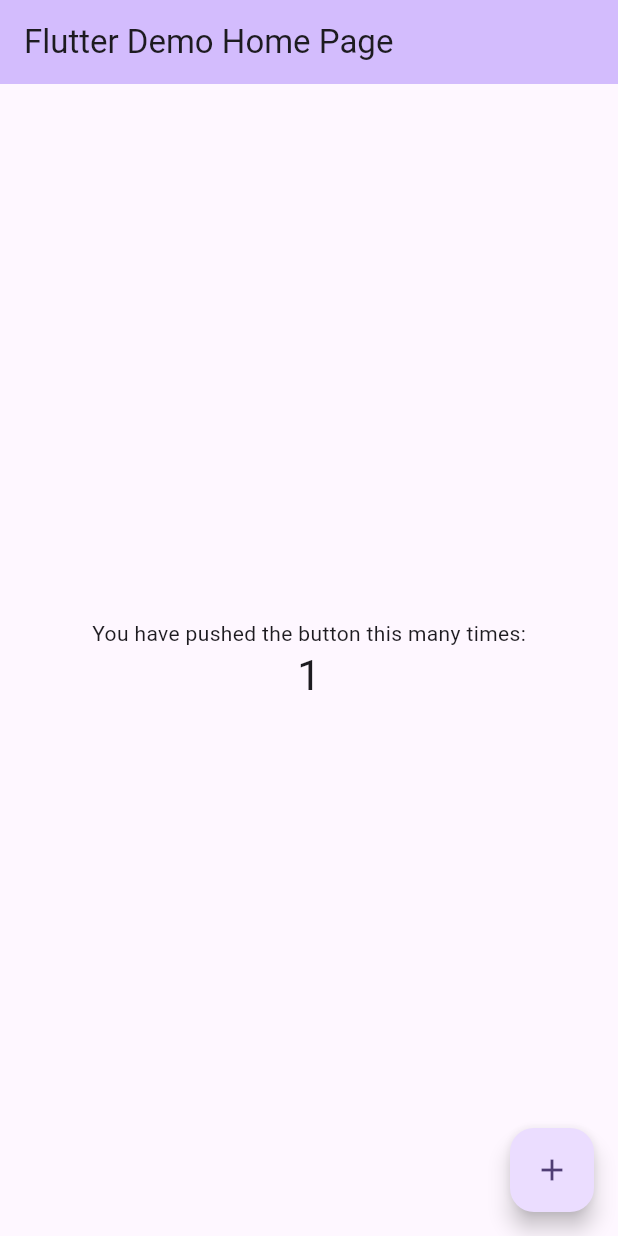
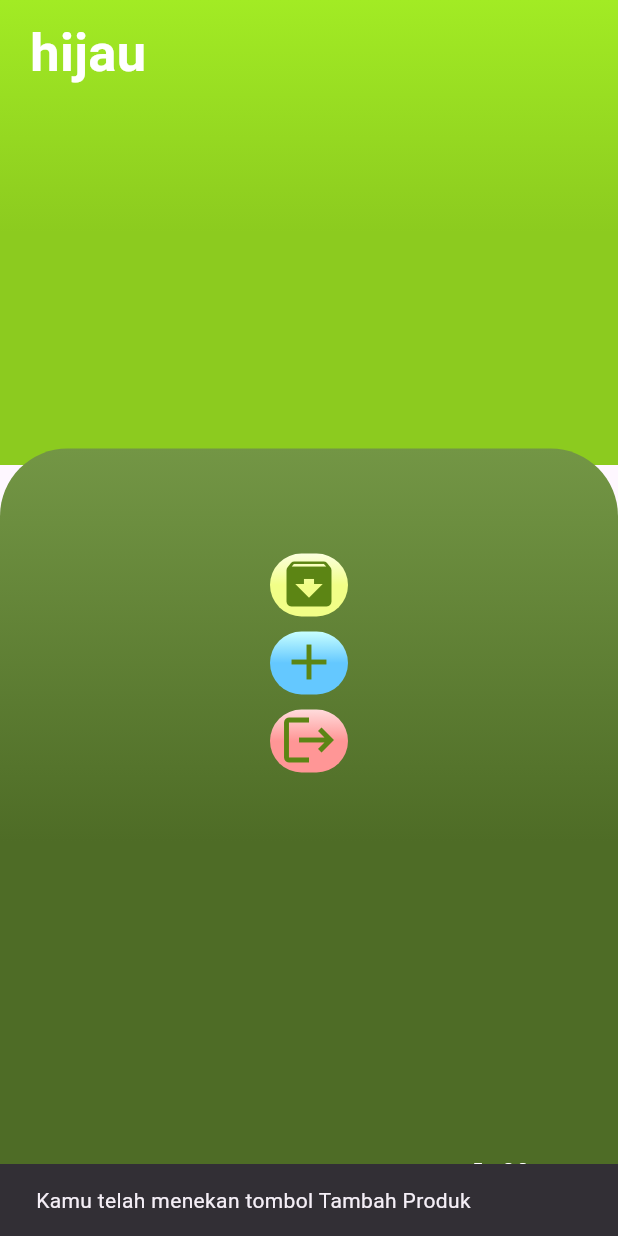
Before and after one commit to rafaelsitorus/Tugas-PBP-Mobile, a Flutter app: the screen it shows after launch, after a tap on the "add" icon, on a phone screen of 412 x 824 dp. Run offline on Flutter 3.47's test engine with Material 3 defaults, Android fonts, the phone set to English and light mode, and no system bars; our stand-ins replace google_fonts.

Commit message:
final commit tugas 7

```diff
--- a/tugas_pbp_mobile/lib/main.dart
+++ b/tugas_pbp_mobile/lib/main.dart
@@ -1,125 +1,177 @@
+import 'package:flutter/services.dart';
 import 'package:flutter/material.dart';
+import 'package:google_fonts/google_fonts.dart';
 
 void main() {
-  runApp(const MyApp());
+  SystemChrome.setPreferredOrientations([DeviceOrientation.portraitUp]);
+  runApp(
+    MaterialApp(
+      debugShowCheckedModeBanner: false,
+      home: HomePage(),
+    ),
+  );
 }
 
-class MyApp extends StatelessWidget {
-  const MyApp({super.key});
+class HomePage extends StatelessWidget {
+  final List<ItemHomePage> items = [
+    ItemHomePage("Lihat Produk", Icons.archive),
+    ItemHomePage("Tambah Produk", Icons.add),
+    ItemHomePage("Logout", Icons.logout),
+  ];
 
-  // This widget is the root of your application.
+  // List of color pairs for each card
+  final List<List<Color>> cardColors = [
+    [Color.fromRGBO(252, 255, 223, 1), Color.fromRGBO(241, 254, 135, 1)], // Color pair for the first card
+    [Color.fromRGBO(200, 255, 255, 1), Color.fromRGBO(100, 200, 255, 1)], // Color pair for the third card
+    [Color.fromRGBO(255, 220, 220, 1), Color.fromRGBO(255, 150, 150, 1)], // Color pair for the second card
+  ];
+
   @override
   Widget build(BuildContext context) {
-    return MaterialApp(
-      title: 'Flutter Demo',
-      theme: ThemeData(
-        // This is the theme of your application.
-        //
-        // TRY THIS: Try running your application with "flutter run". You'll see
-        // the application has a purple toolbar. Then, without quitting the app,
-        // try changing the seedColor in the colorScheme below to Colors.green
-        // and then invoke "hot reload" (save your changes or press the "hot
-        // reload" button in a Flutter-supported IDE, or press "r" if you used
-        // the command line to start the app).
-        //
-        // Notice that the counter didn't reset back to zero; the application
-        // state is not lost during the reload. To reset the state, use hot
-        // restart instead.
-        //
-        // This works for code too, not just values: Most code changes can be
-        // tested with just a hot reload.
-        colorScheme: ColorScheme.fromSeed(seedColor: Colors.deepPurple),
-        useMaterial3: true,
+    return Scaffold(
+      body: Stack(
+        children: <Widget>[
+          Positioned(
+            top: 0,
+            left: 0,
+            right: 0,
+            height: 310,
+            child: Container(
+              padding: EdgeInsets.all(30.0),
+              decoration: BoxDecoration(
+                gradient: LinearGradient(
+                  begin: Alignment.topRight,
+                  colors: [
+                    Color.fromRGBO(162, 235, 36, 1),
+                    Color.fromRGBO(140, 203, 31, 1),
+                  ],
+                ),
+              ),
+            ),
+          ),
+          Positioned(
+            top: 10,
+            left: 20,
+            child: Text(
+              "hijau",
+              style: GoogleFonts.rethinkSans(
+                fontSize: 35,
+                fontWeight: FontWeight.bold,
+                color: Colors.white,
+              ),
+            ),
+          ),
+          Positioned(
+            left: 0,
+            right: 0,
+            bottom: 0,
+            height: 525,
+            child: Container(
+              decoration: BoxDecoration(
+                gradient: LinearGradient(
+                  begin: Alignment.topRight,
+                  colors: [
+                    Color.fromRGBO(115, 150, 69, 1),
+                    Color.fromRGBO(78, 108, 38, 1),
+                  ],
+                ),
+                borderRadius: BorderRadius.only(
+                  topLeft: Radius.circular(45.0),
+                  topRight: Radius.circular(45.0),
+                ),
+              ),
+              child: Column(
+                children: [
+                  SizedBox(height: 70.0),
+                  Container(
+                    height: 450,
+                    width: double.infinity,
+                    child: ListView.builder(
+                      padding: EdgeInsets.only(bottom: 20, left: 180, right: 180),
+                      scrollDirection: Axis.vertical,
+                      itemCount: items.length,
+                      itemBuilder: (context, index) {
+                        final item = items[index];
+                        final colors = cardColors[index];
+                        return makeCard(
+                          context: context,
+                          startColor: colors[0],
+                          endColor: colors[1],
+                          name: item.name,
+                          icon: item.icon,
+                        );
+                      },
+                    ),
+                  ),
+                ],
+              ),
+            ),
+          ),
+          Positioned(
+            bottom: 10,
+            right: 20,
+            child: Text(
+              "hijau",
+              style: GoogleFonts.rethinkSans(
+                fontSize: 35,
+                fontWeight: FontWeight.bold,
+                color: Colors.white,
+              ),
+            ),
+          ),
+        ],
       ),
-      home: const MyHomePage(title: 'Flutter Demo Home Page'),
+    );
+  }
+
+  Widget makeCard({
+    required BuildContext context,
+    required String name,
+    required IconData icon,
+    required Color startColor,
+    required Color endColor,
+  }) {
+    return GestureDetector(
+      onTap: () {
+        ScaffoldMessenger.of(context).showSnackBar(
+          SnackBar(
+            content: Text("Kamu telah menekan tombol $name"),
+            duration: Duration(seconds: 1),
+          ),
+        );
+      },
+      child: AspectRatio(
+        aspectRatio: 1.0,
+        child: Container(
+          margin: EdgeInsets.only(bottom: 10),
+          decoration: BoxDecoration(
+            borderRadius: BorderRadius.circular(35.0),
+            gradient: LinearGradient(
+              begin: Alignment.topRight,
+              colors: [startColor, endColor],
+            ),
+          ),
+          child: Column(
+            mainAxisAlignment: MainAxisAlignment.center,
+            crossAxisAlignment: CrossAxisAlignment.center,
+            children: [
+              Icon(
+                icon,
+                size: 40,
+                color: Color.fromRGBO(92, 133, 20, 1),
+              ),
+              SizedBox(height: 10),
+            ],
+          ),
+        ),
+      ),
     );
   }
 }
 
-class MyHomePage extends StatefulWidget {
-  const MyHomePage({super.key, required this.title});
+class ItemHomePage {
+  final String name;
+  final IconData icon;
 
-  // This widget is the home page of your application. It is stateful, meaning
-  // that it has a State object (defined below) that contains fields that affect
-  // how it looks.
-
-  // This class is the configuration for the state. It holds the values (in this
-  // case the title) provided by the parent (in this case the App widget) and
-  // used by the build method of the State. Fields in a Widget subclass are
-  // always marked "final".
-
-  final String title;
-
-  @override
-  State<MyHomePage> createState() => _MyHomePageState();
+  ItemHomePage(this.name, this.icon);
 }
-
-class _MyHomePageState extends State<MyHomePage> {
-  int _counter = 0;
-
-  void _incrementCounter() {
-    setState(() {
-      // This call to setState tells the Flutter framework that something has
-      // changed in this State, which causes it to rerun the build method below
-      // so that the display can reflect the updated values. If we changed
-      // _counter without calling setState(), then the build method would not be
-      // called again, and so nothing would appear to happen.
-      _counter++;
-    });
-  }
-
-  @override
-  Widget build(BuildContext context) {
-    // This method is rerun every time setState is called, for instance as done
-    // by the _incrementCounter method above.
-    //
-    // The Flutter framework has been optimized to make rerunning build methods
-    // fast, so that you can just rebuild anything that needs updating rather
-    // than having to individually change instances of widgets.
-    return Scaffold(
-      appBar: AppBar(
-        // TRY THIS: Try changing the color here to a specific color (to
-        // Colors.amber, perhaps?) and trigger a hot reload to see the AppBar
-        // change color while the other colors stay the same.
-        backgroundColor: Theme.of(context).colorScheme.inversePrimary,
-        // Here we take the value from the MyHomePage object that was created by
-        // the App.build method, and use it to set our appbar title.
-        title: Text(widget.title),
-      ),
-      body: Center(
-        // Center is a layout widget. It takes a single child and positions it
-        // in the middle of the parent.
-        child: Column(
-          // Column is also a layout widget. It takes a list of children and
-          // arranges them vertically. By default, it sizes itself to fit its
-          // children horizontally, and tries to be as tall as its parent.
-          //
-          // Column has various properties to control how it sizes itself and
-          // how it positions its children. Here we use mainAxisAlignment to
-          // center the children vertically; the main axis here is the vertical
-          // axis because Columns are vertical (the cross axis would be
-          // horizontal).
-          //
-          // TRY THIS: Invoke "debug painting" (choose the "Toggle Debug Paint"
-          // action in the IDE, or press "p" in the console), to see the
-          // wireframe for each widget.
-          mainAxisAlignment: MainAxisAlignment.center,
-          children: <Widget>[
-            const Text(
-              'You have pushed the button this many times:',
-            ),
-            Text(
-              '$_counter',
-              style: Theme.of(context).textTheme.headlineMedium,
-            ),
-          ],
-        ),
-      ),
-      floatingActionButton: FloatingActionButton(
-        onPressed: _incrementCounter,
-        tooltip: 'Increment',
-        child: const Icon(Icons.add),
-      ), // This trailing comma makes auto-formatting nicer for build methods.
-    );
-  }
-}
--- a/tugas_pbp_mobile/pubspec.yaml
+++ b/tugas_pbp_mobile/pubspec.yaml
@@ -35,6 +35,7 @@ dependencies:
   # The following adds the Cupertino Icons font to your application.
   # Use with the CupertinoIcons class for iOS style icons.
   cupertino_icons: ^1.0.8
+  google_fonts: ^6.2.1
 
 dev_dependencies:
   flutter_test:
@@ -45,7 +46,7 @@ dev_dependencies:
   # activated in the `analysis_options.yaml` file located at the root of your
   # package. See that file for information about deactivating specific lint
   # rules and activating additional ones.
-  flutter_lints: ^4.0.0
+  flutter_lints: ^5.0.0
 
 # For information on the generic Dart part of this file, see the
 # following page: https://dart.dev/tools/pub/pubspec
```
Also changed, not shown: tugas_pbp_mobile/flutter_01.png (added), tugas_pbp_mobile/flutter_02.png (added), tugas_pbp_mobile/pubspec.lock, 2 other files.
